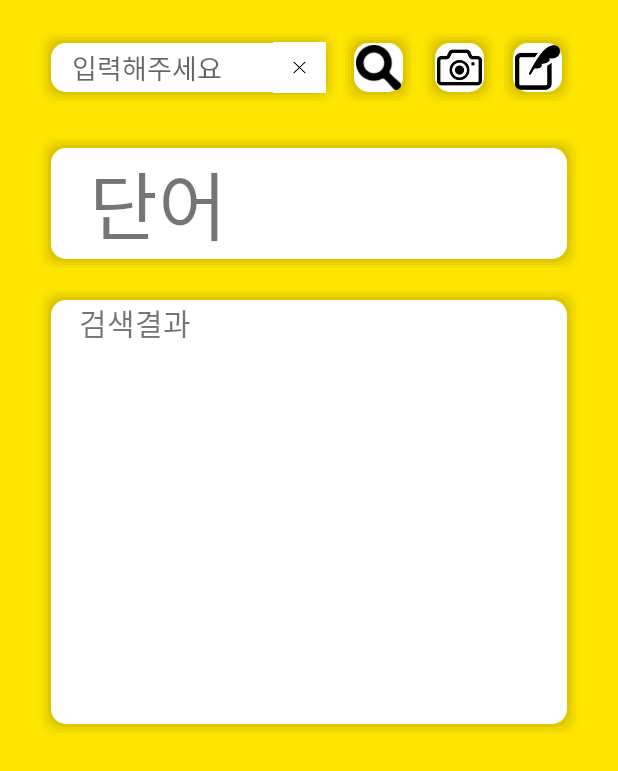
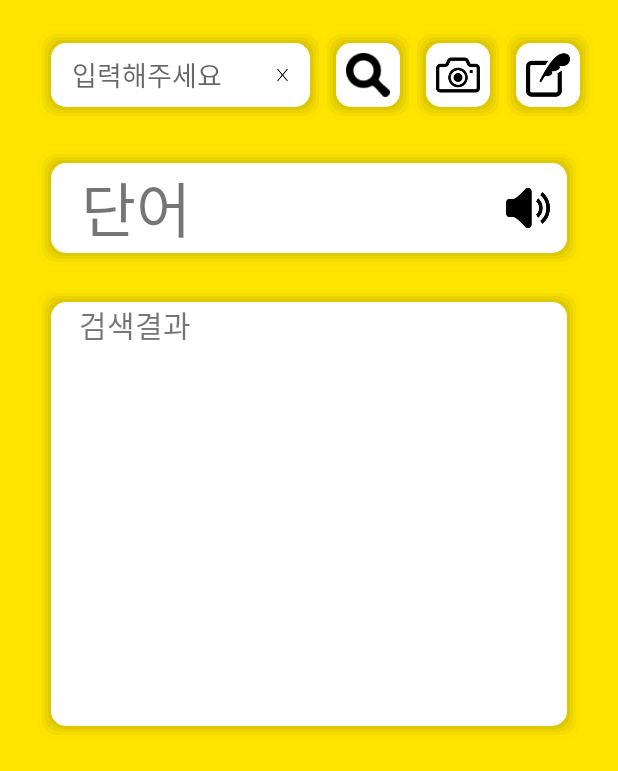
Before and after one commit to wjrmffldrhrl/mobileteam, an Android app: the Dictionary_search screen opened directly, with no data from a screen before it, on a phone screen of 412 x 824 dp. Shown: the top 771 px of the screen. Run offline under Robolectric (Android 15) with nearby library versions, the phone set to English and light mode, and no system bars; our stand-ins replace AdMob.

Commit message:
add_sound_btn

```diff
--- a/app/src/main/res/layout/dictionary_search_layout.xml
+++ b/app/src/main/res/layout/dictionary_search_layout.xml
@@ -26,8 +26,8 @@
 
             <EditText
                 android:id="@+id/edt_search"
-                android:layout_width="200dp"
-                android:layout_height="50dp"
+                android:layout_width="190dp"
+                android:layout_height="60dp"
                 android:layout_marginStart="15dp"
                 android:layout_marginTop="10dp"
                 android:layout_marginRight="5dp"
@@ -39,13 +39,13 @@
             <ImageButton
 
                 android:id="@+id/diction_imgbtn_cls"
-                android:layout_width="35dp"
-                android:layout_height="35dp"
+                android:layout_width="30dp"
+                android:layout_height="30dp"
                 android:layout_alignTop="@+id/edt_search"
                 android:layout_alignRight="@+id/edt_search"
                 android:layout_alignBottom="@+id/edt_search"
 
-                android:layout_margin="8dp"
+                android:layout_margin="12dp"
                 android:background="#ffffff"
                 android:scaleType="fitXY"
                 android:src="@drawable/x" />
@@ -55,17 +55,12 @@
 
         <ImageButton
             android:id="@+id/imgbtn_search"
-            android:layout_width="50dp"
-            android:layout_height="50dp"
-
-
-            android:layout_marginLeft="2dp"
+            android:layout_width="60dp"
+            android:layout_height="60dp"
             android:layout_marginTop="10dp"
-            android:layout_marginRight="2dp"
-            android:layout_marginBottom="0dp"
             android:background="@drawable/shadow"
 
-            android:padding="10dp"
+            android:padding="15dp"
             android:scaleType="fitCenter"
 
 
@@ -75,33 +70,22 @@
         <ImageButton
 
             android:id="@+id/diction_imgbtn_camera"
-            android:layout_width="50dp"
-            android:layout_height="50dp"
-
-            android:layout_marginLeft="2dp"
+            android:layout_width="60dp"
+            android:layout_height="60dp"
             android:layout_marginTop="10dp"
-            android:layout_marginRight="2dp"
-            android:layout_marginBottom="0dp"
             android:background="@drawable/shadow"
-
-            android:padding="10dp"
+            android:padding="15dp"
             android:scaleType="fitCenter"
-
-
             android:src="@drawable/camera" />
-
 
         <ImageButton
 
             android:id="@+id/diction_imgbtn_history"
-            android:layout_width="50dp"
-            android:layout_height="50dp"
-            android:layout_marginLeft="2dp"
+            android:layout_width="60dp"
+            android:layout_height="60dp"
             android:layout_marginTop="10dp"
-            android:layout_marginEnd="15dp"
             android:background="@drawable/shadow"
-
-            android:padding="10dp"
+            android:padding="15dp"
             android:scaleType="fitCenter"
             android:src="@drawable/history" />
     </LinearLayout>
@@ -112,24 +96,42 @@
         android:layout_margin="10dp"
         android:orientation="vertical">
 
+        <RelativeLayout
+            android:layout_width="wrap_content"
+            android:layout_height="wrap_content"
+            android:layout_marginTop="10dp">
+
             <TextView
                 android:id="@+id/text_word"
                 android:layout_width="match_parent"
                 android:layout_height="wrap_content"
                 android:layout_marginLeft="5dp"
-            android:layout_marginTop="10dp"
                 android:layout_marginRight="5dp"
-            android:layout_marginBottom="0dp"
                 android:background="@drawable/shadow"
                 android:text="  단어"
-            android:textSize="50dp" />
+                android:textSize="40dp" />
+
+            <ImageButton
+                android:id="@+id/imgbtn_sound"
+                android:layout_width="40dp"
+                android:layout_height="40dp"
+                android:layout_alignRight="@+id/text_word"
+                android:layout_alignParentEnd="true"
+                android:layout_centerVertical="true"
+                android:layout_marginEnd="20dp"
+                android:background="#ffffff"
+                android:padding="5dp"
+                android:scaleType="fitCenter"
+                android:src="@drawable/sound" />
+
+        </RelativeLayout>
 
         <TextView
             android:id="@+id/text_mean"
             android:layout_width="match_parent"
             android:layout_height="300dp"
             android:layout_marginLeft="5dp"
-            android:layout_marginTop="10dp"
+            android:layout_marginTop="15dp"
             android:layout_marginRight="5dp"
             android:layout_marginBottom="0dp"
             android:background="@drawable/shadow"
--- a/app/src/main/res/layout/study_select.xml
+++ b/app/src/main/res/layout/study_select.xml
@@ -73,7 +73,7 @@
             android:id="@+id/study_bt_face"
             android:layout_width="40dp"
             android:layout_height="40dp"
-            android:layout_marginTop="7dp"
+            android:layout_marginTop="10dp"
             android:layout_alignTop="@+id/study_bt_note"
             android:layout_marginStart="19dp"
             android:background="#00FFFFFF"
@@ -87,7 +87,7 @@
             android:layout_height="40dp"
             android:layout_alignTop="@+id/study_bt_note"
             android:layout_marginLeft="25dp"
-            android:layout_marginTop="7dp"
+            android:layout_marginTop="10dp"
             android:background="#00FFFFFF"
             android:scaleType="fitXY"
             android:src="@drawable/calendar" />
@@ -100,7 +100,7 @@
             android:layout_height="40dp"
             android:layout_alignParentTop="true"
             android:layout_centerHorizontal="true"
-            android:layout_marginTop="7dp"
+            android:layout_marginTop="10dp"
             android:layout_marginLeft="25dp"
             android:background="#00FFFFFF"
             android:scaleType="fitXY"
@@ -115,7 +115,7 @@
             android:layout_alignTop="@+id/study_bt_note"
             android:layout_alignParentEnd="true"
             android:layout_marginLeft="25dp"
-            android:layout_marginTop="7dp"
+            android:layout_marginTop="10dp"
             android:background="#ffffffff"
             android:scaleType="fitXY"
             android:src="@drawable/dictionary_img" />
@@ -128,7 +128,7 @@
             android:layout_alignParentTop="true"
             android:layout_alignParentEnd="true"
             android:layout_marginLeft="25dp"
-            android:layout_marginTop="7dp"
+            android:layout_marginTop="10dp"
             android:background="#00FFFFFF"
             android:scaleType="fitXY"
             android:src="@drawable/setting" />
```
Also changed, not shown: app/src/main/res/drawable-v24/sound.png (added). Lines whose indentation alone changed are shown as unchanged.
